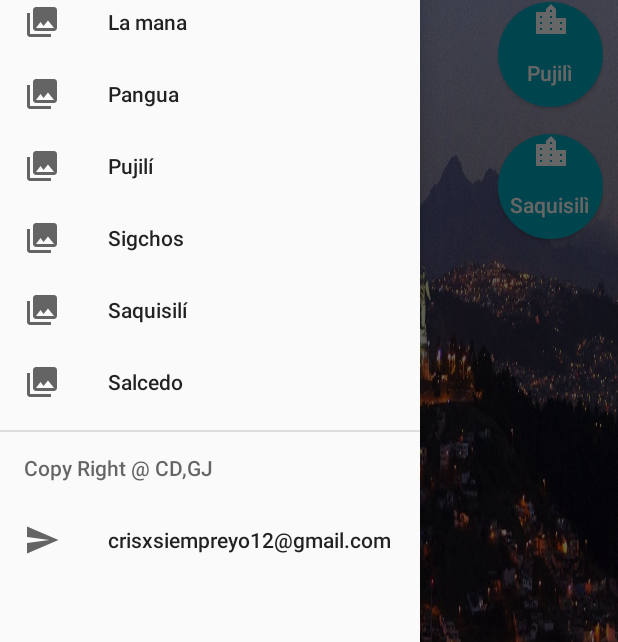
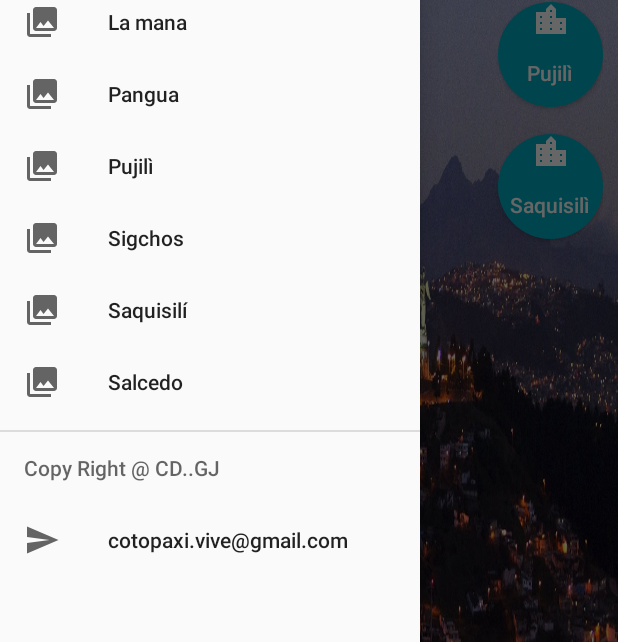
Before and after one commit to cguanoluUTC/GrupoE_ViveCotopaxi, an Android app: the screen it shows after launch (MainActivity), with the side drawer open, on a phone screen of 412 x 824 dp. Shown: the part 410-1052 px from the top of the screen. Run offline under Robolectric (Android 15) with nearby library versions, the phone set to English and light mode, and no system bars.

Commit message:
Version_0.8_Gaby_Cambios

```diff
--- a/Cotopaxi_App/Cotopaxi/app/src/main/res/menu/activity_main_drawer.xml
+++ b/Cotopaxi_App/Cotopaxi/app/src/main/res/menu/activity_main_drawer.xml
@@ -1,5 +1,6 @@
 <?xml version="1.0" encoding="utf-8"?>
-<menu xmlns:android="http://schemas.android.com/apk/res/android">
+<menu xmlns:app="http://schemas.android.com/apk/res-auto"
+    xmlns:android="http://schemas.android.com/apk/res/android">
 
     <group android:checkableBehavior="single">
         <item
@@ -23,7 +24,7 @@
         <item
             android:id="@+id/nav_gallery4"
             android:icon="@drawable/ic_menu_gallery"
-            android:title="Pujilí" />
+            android:title="Pujilì" />
 
         <item
             android:id="@+id/nav_gallery5"
@@ -40,13 +41,13 @@
 
     </group>
 
-    <item android:title="Copy Right @ CD,GJ">
+    <item android:title="Copy Right @ CD..GJ">
         <menu>
 
             <item
                 android:id="@+id/nav_send"
                 android:icon="@drawable/ic_menu_send"
-                android:title="crisxsiempreyo12@gmail.com" />
+                android:title="cotopaxi.vive@gmail.com" />
         </menu>
     </item>
 
```
